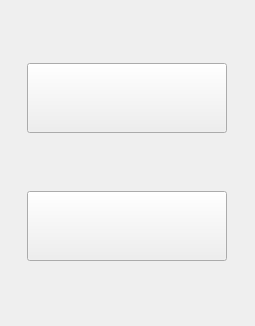
This is plugins/usermanagerplugin/widgets/firstrunusercreationwidget.ui in FreeHealth/freehealth as Qt 5 draws it before an edit. The edited form follows.
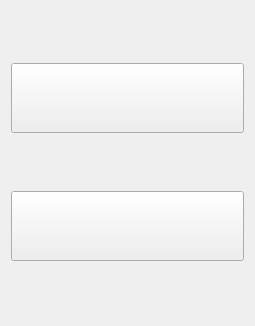
This is the edited form.

What changed in the file:
```diff
--- a/plugins/usermanagerplugin/widgets/firstrunusercreationwidget.ui
+++ b/plugins/usermanagerplugin/widgets/firstrunusercreationwidget.ui
@@ -16,6 +16,12 @@
   <layout class="QGridLayout" name="gridLayout_4">
    <item row="1" column="1">
     <widget class="QToolButton" name="completeWizButton">
+     <property name="sizePolicy">
+      <sizepolicy hsizetype="Expanding" vsizetype="Fixed">
+       <horstretch>0</horstretch>
+       <verstretch>0</verstretch>
+      </sizepolicy>
+     </property>
      <property name="minimumSize">
       <size>
        <width>200</width>
@@ -38,6 +44,12 @@
    </item>
    <item row="0" column="1">
     <widget class="QToolButton" name="userManagerButton">
+     <property name="sizePolicy">
+      <sizepolicy hsizetype="Expanding" vsizetype="Fixed">
+       <horstretch>0</horstretch>
+       <verstretch>0</verstretch>
+      </sizepolicy>
+     </property>
      <property name="minimumSize">
       <size>
        <width>200</width>
```
